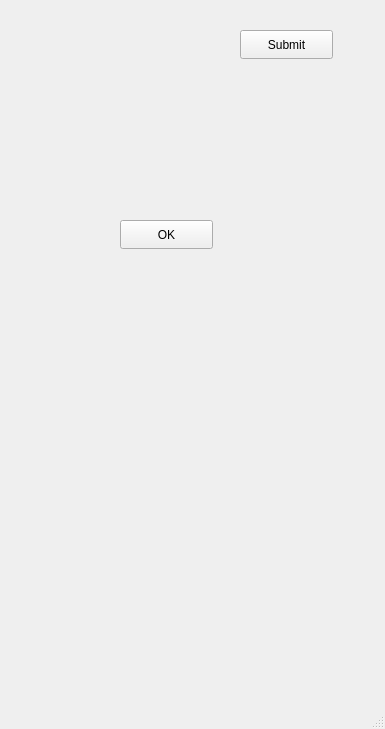
Old version of the form mainwindow.ui in the repository tvb2/expenses.
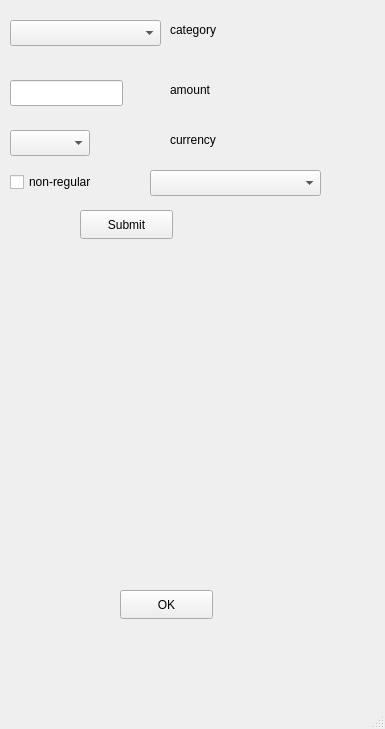
New version of the form.

```diff
--- a/mainwindow.ui
+++ b/mainwindow.ui
@@ -18,7 +18,7 @@
     <property name="geometry">
      <rect>
       <x>120</x>
-      <y>220</y>
+      <y>590</y>
       <width>93</width>
       <height>29</height>
      </rect>
@@ -30,8 +30,8 @@
    <widget class="QPushButton" name="pB_Submit">
     <property name="geometry">
      <rect>
-      <x>240</x>
-      <y>30</y>
+      <x>80</x>
+      <y>210</y>
       <width>93</width>
       <height>29</height>
      </rect>
@@ -40,6 +40,101 @@
      <string>Submit</string>
     </property>
    </widget>
+   <widget class="QLineEdit" name="leAmount">
+    <property name="geometry">
+     <rect>
+      <x>10</x>
+      <y>80</y>
+      <width>113</width>
+      <height>26</height>
+     </rect>
+    </property>
+   </widget>
+   <widget class="QComboBox" name="cbCategory">
+    <property name="geometry">
+     <rect>
+      <x>10</x>
+      <y>20</y>
+      <width>151</width>
+      <height>26</height>
+     </rect>
+    </property>
+   </widget>
+   <widget class="QCheckBox" name="cbReg">
+    <property name="geometry">
+     <rect>
+      <x>10</x>
+      <y>170</y>
+      <width>141</width>
+      <height>24</height>
+     </rect>
+    </property>
+    <property name="text">
+     <string>non-regular</string>
+    </property>
+    <property name="checked">
+     <bool>false</bool>
+    </property>
+   </widget>
+   <widget class="QComboBox" name="cbCurrency">
+    <property name="geometry">
+     <rect>
+      <x>10</x>
+      <y>130</y>
+      <width>80</width>
+      <height>26</height>
+     </rect>
+    </property>
+   </widget>
+   <widget class="QLabel" name="label">
+    <property name="geometry">
+     <rect>
+      <x>170</x>
+      <y>20</y>
+      <width>63</width>
+      <height>20</height>
+     </rect>
+    </property>
+    <property name="text">
+     <string>category</string>
+    </property>
+   </widget>
+   <widget class="QLabel" name="label_2">
+    <property name="geometry">
+     <rect>
+      <x>170</x>
+      <y>80</y>
+      <width>63</width>
+      <height>20</height>
+     </rect>
+    </property>
+    <property name="text">
+     <string>amount</string>
+    </property>
+   </widget>
+   <widget class="QLabel" name="label_3">
+    <property name="geometry">
+     <rect>
+      <x>170</x>
+      <y>130</y>
+      <width>63</width>
+      <height>20</height>
+     </rect>
+    </property>
+    <property name="text">
+     <string>currency</string>
+    </property>
+   </widget>
+   <widget class="QComboBox" name="cbNonRegCat">
+    <property name="geometry">
+     <rect>
+      <x>150</x>
+      <y>170</y>
+      <width>171</width>
+      <height>26</height>
+     </rect>
+    </property>
+   </widget>
   </widget>
   <widget class="QMenuBar" name="menubar">
    <property name="geometry">
```
